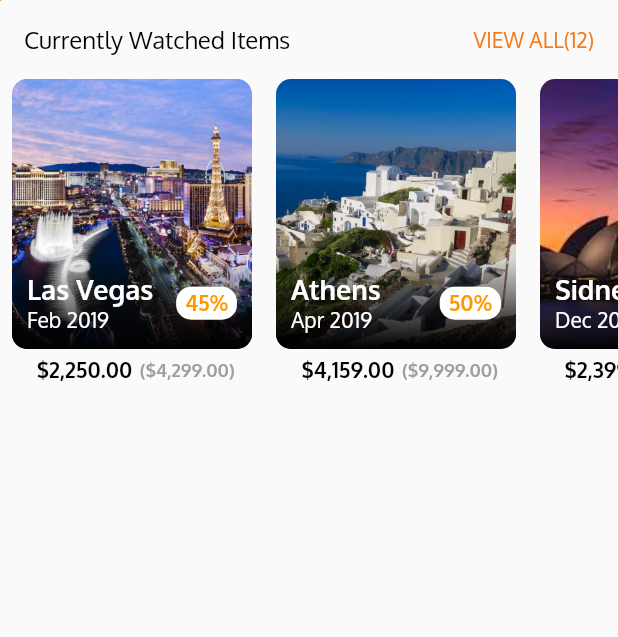
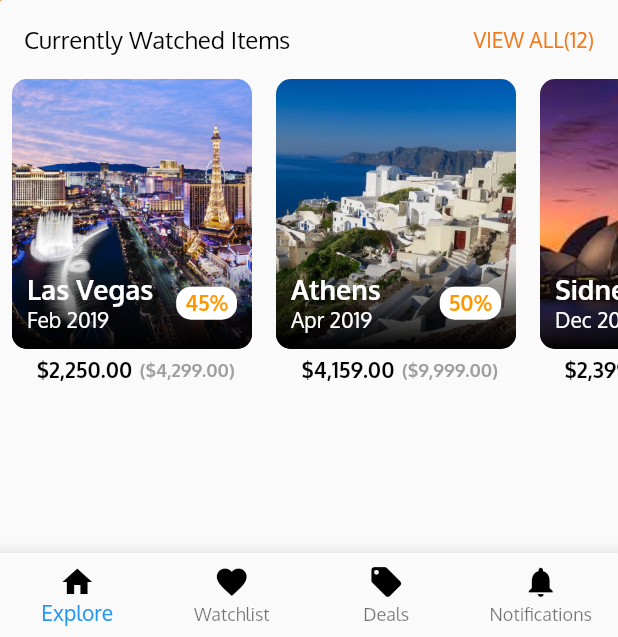
Before and after one commit to anantatama/flight-app, a Flutter app: the screen it shows after launch, on a phone screen of 412 x 824 dp, the part 599-1236 px from its top. Run offline on Flutter 3.47's test engine with Material 2 defaults, Android fonts, the phone set to English and light mode, and no system bars.

Commit message:
Adding bottom navigation bar

```diff
--- a/lib/CustomAppBar.dart
+++ b/lib/CustomAppBar.dart
@@ -0,0 +1,58 @@
+import 'package:flutter/material.dart';
+
+class CustomAppBar extends StatelessWidget {
+
+  final List<BottomNavigationBarItem> bottomBarItems = [];
+
+  final bottomNavigationBarItemStyle = TextStyle(fontStyle:  FontStyle.normal, color: Colors.black);
+
+  CustomAppBar() {
+    bottomBarItems.add(
+      BottomNavigationBarItem(
+        icon: Icon(
+          Icons.home,
+          color: Colors.black
+        ),
+        title: Text("Explore", style: bottomNavigationBarItemStyle,),
+      )
+    );
+    bottomBarItems.add(
+      BottomNavigationBarItem(
+        icon: Icon(
+          Icons.favorite,
+          color: Colors.black
+        ),
+        title: Text("Watchlist", style: bottomNavigationBarItemStyle,),
+      )
+    );
+    bottomBarItems.add(
+      BottomNavigationBarItem(
+        icon: Icon(
+          Icons.local_offer,
+          color: Colors.black
+        ),
+        title: Text("Deals", style: bottomNavigationBarItemStyle,),
+      )
+    );
+    bottomBarItems.add(
+      BottomNavigationBarItem(
+        icon: Icon(
+          Icons.notifications,
+          color: Colors.black
+        ),
+        title: Text("Notifications", style: bottomNavigationBarItemStyle,),
+      )
+    );
+  }
+
+  @override
+  Widget build(BuildContext context) {
+    return Material(
+      elevation: 15.0,
+      child: BottomNavigationBar(
+        items: bottomBarItems,
+        type: BottomNavigationBarType.fixed,
+      ),
+    );
+  }
+}
--- a/lib/main.dart
+++ b/lib/main.dart
@@ -1,4 +1,5 @@
 import 'package:flightapp/CustomShapeClipper.dart';
+import 'package:flightapp/CustomAppBar.dart';
 import 'package:flutter/material.dart';
 import 'package:intl/intl.dart';
 
@@ -23,6 +24,7 @@ class HomeScreen extends StatelessWidget {
   @override
   Widget build(BuildContext context){
     return Scaffold(
+      bottomNavigationBar: CustomAppBar(),
       body: Column(
         children: <Widget>[
           HomeScreenTopPart(),
```
Also changed, not shown: 1 other file.
